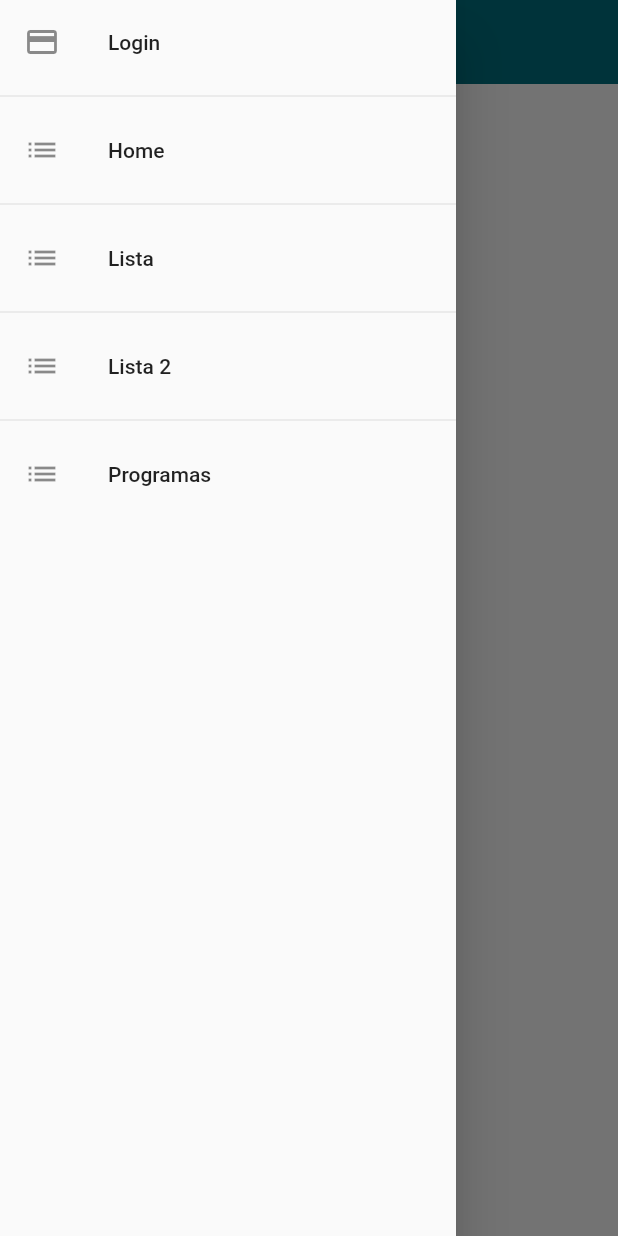
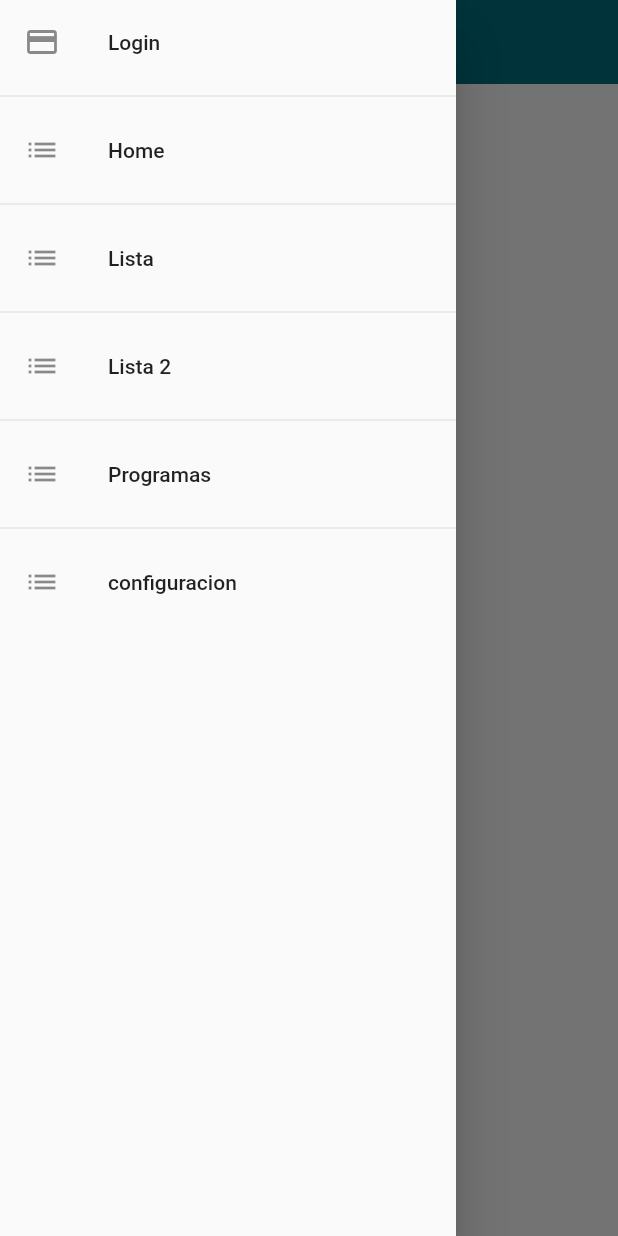
Before and after one commit to Grefth/crudFlutter, a Flutter app: the HomeScreen screen opened by its route, with the side drawer open, on a phone screen of 412 x 824 dp. Run offline on Flutter 3.47's test engine with Material 2 defaults, Android fonts, the phone set to English and light mode, and no system bars; our stand-ins replace bloc, carousel_slider.

Commit message:
[+] add screen configuracion

```diff
--- a/lib/models/models.dart
+++ b/lib/models/models.dart
@@ -1 +1,2 @@
 export 'package:flutter_app/models/menu_option.dart';
+export 'package:flutter_app/models/usuarios_model.dart';
--- a/lib/router/app_router.dart
+++ b/lib/router/app_router.dart
@@ -1,4 +1,5 @@
 import 'package:flutter_app/models/models.dart';
+import 'package:flutter_app/screens/configuracion/index_configuracion.dart';
 import 'package:flutter_app/screens/login/login.dart';
 
 import '../screens/screens.dart';
@@ -9,11 +10,12 @@ class AppRouter {
 
   //DEFINICION DEL MENU DE LA APP
   static final menuOptions   = <MenuOption>[
-    MenuOption(route: 'login',  icon: Icons.credit_card,        nombre:'Login',       screen:  Login()),
-    MenuOption(route: 'home',   icon: Icons.list,               nombre:'Home',        screen: const HomeScreen()),
-    MenuOption(route: 'lista',  icon: Icons.list,               nombre:'Lista',       screen: const ListaScreen()),
-    MenuOption(route: 'lista2', icon: Icons.list,               nombre:'Lista 2',     screen: const Lista2Screen()),
-    MenuOption(route: 'lista3', icon: Icons.list,               nombre:'Programas',   screen: const Programas()),
+    MenuOption(route: 'login',  icon: Icons.credit_card,  nombre:'Login',          screen:  Login()),
+    MenuOption(route: 'home',   icon: Icons.list,         nombre:'Home',           screen: const HomeScreen()),
+    MenuOption(route: 'lista',  icon: Icons.list,         nombre:'Lista',          screen: const ListaScreen()),
+    MenuOption(route: 'lista2', icon: Icons.list,         nombre:'Lista 2',        screen: const Lista2Screen()),
+    MenuOption(route: 'lista3', icon: Icons.list,         nombre:'Programas',      screen: const Programas()),
+    MenuOption(route: 'config', icon: Icons.list,         nombre:'configuracion',  screen: const IndexConfiguracion()),
 
   ];
 
--- a/lib/widgets/menu/menu.dart
+++ b/lib/widgets/menu/menu.dart
@@ -1,6 +1,5 @@
 import 'package:flutter/material.dart';
 import 'package:flutter_app/themes/app_theme.dart';
-import 'package:hidden_drawer_menu/hidden_drawer_menu.dart';
 
 class MenuLateral {
 
```
Also changed, not shown: lib/screens/configuracion/index_configuracion.dart (added, +21 -0 lines).
